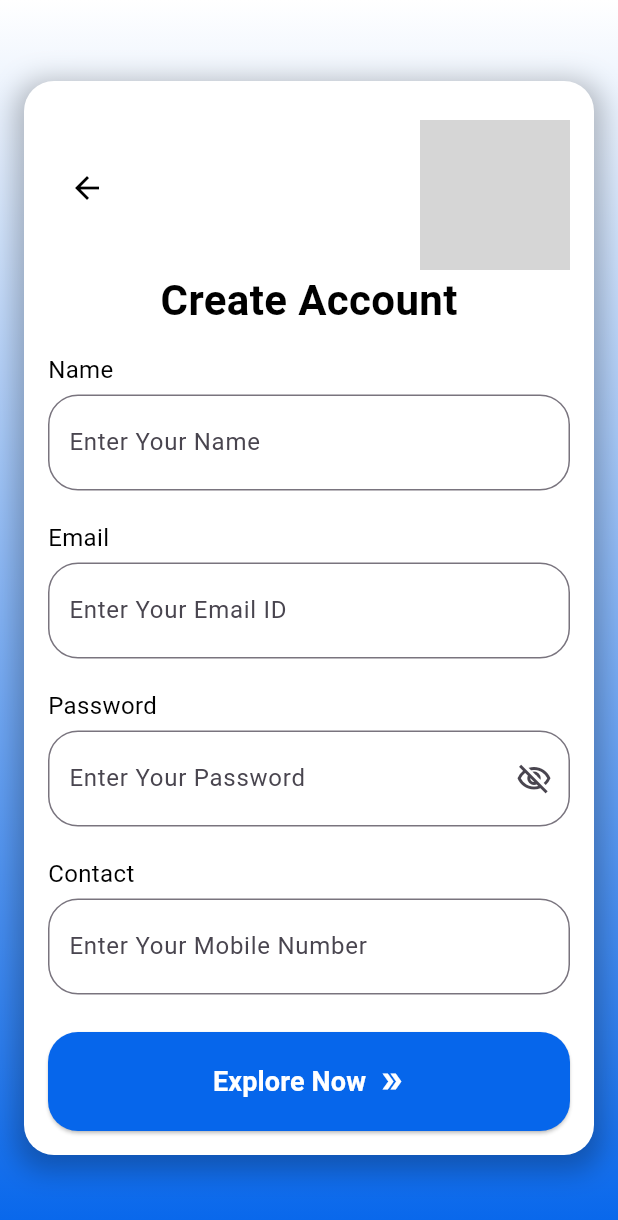
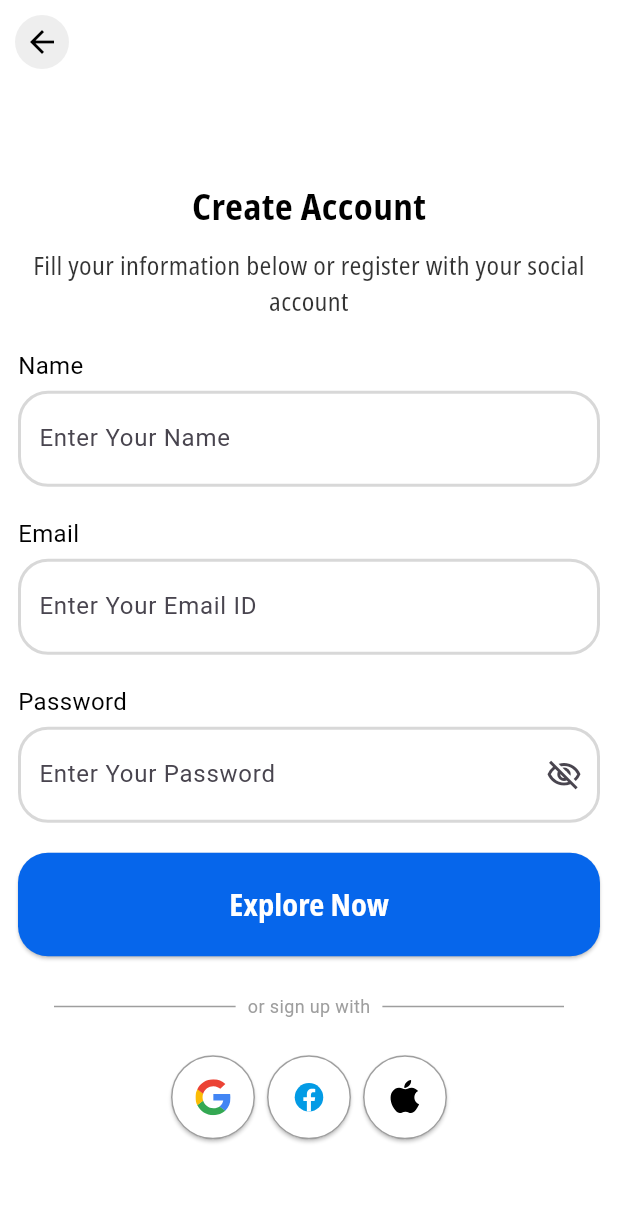
Before and after one commit to Devesh1396/ExpenseApp, a Flutter app: the SignUpUi screen opened directly, on a phone screen of 412 x 824 dp. Shown: the top 1220 px of the screen. Run offline on Flutter 3.47's test engine with Material 3 defaults, Android fonts, the phone set to English and light mode, and no system bars; our stand-ins replace flutter_bloc, flutter_svg, shared_preferences, smooth_page_indicator, sqflite; accounts and stored records are empty; project files that could hold a hidden picture were left out; grey boxes are pictures that could not be loaded.

Commit message:
Bloc-Login-SignUp

```diff
--- a/lib/Onboard_Ui.dart
+++ b/lib/Onboard_Ui.dart
@@ -23,12 +23,12 @@ class _OnboardingUIState extends State<OnboardingUI> {
     {
       'title': 'Take Control of Your Finances',
       'description': 'Track, Manage, and Analyze Your Expenses with Ease and like a Pro',
-      'image': 'assets/images/onboard1.svg',
+      'image': 'assets/images/onboard2.svg',
     },
     {
       'title': 'Your Data is Secure',
       'description': 'Peace of Mind with Secure Data Protection, We Prioritize Your Privacy',
-      'image': 'assets/images/onboard1.svg',
+      'image': 'assets/images/onboard3.svg',
     },
   ];
 
--- a/lib/SignUp_Ui.dart
+++ b/lib/SignUp_Ui.dart
@@ -1,33 +1,47 @@
 import 'package:flutter/material.dart';
+import 'package:flutter_bloc/flutter_bloc.dart';
 import 'package:flutter_svg/flutter_svg.dart';
+import 'HomeUI.dart';
 import 'app_colors.dart';
+import 'bloc/blocmd.dart';
+import 'bloc/events.dart';
+import 'bloc/states.dart';
 import 'customback_button.dart';
 
 
-class SignUpUi extends StatelessWidget {
+class SignUpUi extends StatefulWidget {
+  @override
+  _SignUpState createState() => _SignUpState();
+  }
+
+  class _SignUpState extends State<SignUpUi> {
+
+  TextEditingController unameController = TextEditingController();
+  TextEditingController emailController = TextEditingController();
+  TextEditingController passwordController = TextEditingController();
+
+  void registerUser() {
+    String username = unameController.text;
+    String email = emailController.text;
+    String password = passwordController.text;
+
+    // Dispatch the AddUserEvent to the UserBloc
+    context.read<UserBloc>().add(
+      AddUserEvent(username: username, email: email, password: password),
+    );
+  }
 
   @override
   Widget build(BuildContext context) {
     // TODO: implement build
     return Scaffold(
+      backgroundColor: Colors.white,
+      appBar: AppBar(
+        leading: customBackWidget2(),
+        backgroundColor: Colors.white,
+      ),
       body: Container(
-          decoration: BoxDecoration(
-            gradient: LinearGradient(
-              colors: [
-                AppColors.primaryColor,
-                Colors.white,
-              ],
-              begin: Alignment.bottomCenter,
-              end: Alignment.topCenter,
-              //stops: [0.1, 1],
-            ),
-          ),
-          child:
-          Stack(
-            children: [
-              _registerUI(context),
-            ],
-          )
+        child: _registerUI(context),
       ),
 
     );
@@ -37,39 +51,11 @@ class SignUpUi extends StatelessWidget {
 
     return Center(
       child: Padding(
-        padding: const EdgeInsets.all(16.0),
-        child: Container(
-          padding: const EdgeInsets.all(16.0),
-          decoration: BoxDecoration(
-            color: Colors.white,
-            borderRadius: BorderRadius.circular(20.0),
-            boxShadow: [
-              BoxShadow(
-                color: Colors.black26,
-                blurRadius: 15.0,
-                spreadRadius: 5.0,
-                offset: Offset(0,5),
-              ),
-            ],
-          ),
+        padding: const EdgeInsets.all(12.0),
         child: Column(
           crossAxisAlignment: CrossAxisAlignment.start,
           mainAxisSize: MainAxisSize.min,
           children: [
-              Row(
-                mainAxisAlignment: MainAxisAlignment.spaceBetween,
-                children: [
-                  customBackWidget(),
-                  Padding(
-                    padding: const EdgeInsets.only(top:10.0),
-                    child: SvgPicture.asset(
-                      "assets/images/Logo.svg",
-                      width: 100,
-                      height: 100,
-                    ),
-                  ),
-                ],
-              ),
             Center(
               child: Column(
                 children: [
@@ -77,34 +63,40 @@ class SignUpUi extends StatelessWidget {
                     "Create Account",
                     style: TextStyle(
                       color: Colors.black,
-                        fontSize: 28,
+                      fontSize: 24,
                       fontWeight: FontWeight.bold,
+                      fontFamily: 'customFont',
                     ),
+                  ),
+                  SizedBox(height: 10),
+                  Text(
+                    "Fill your information below or register with your social account",
+                    style: TextStyle(
+                      color: Colors.black.withOpacity(0.8),
+                      fontSize: 17,
+                      fontFamily: 'customFont',
+                    ),
+                    textAlign: TextAlign.center,
                   ),
                 ],
               ),
             ),
-              SizedBox(height: 15),
+            SizedBox(height: 20),
 
             _textfieldLabel(text: "Name"),
             SizedBox(height: 5),
-              _Textfield(text: "Enter Your Name"),
+            _Textfield(controller: unameController, text: "Enter Your Name"),
             SizedBox(height: 20),
 
             _textfieldLabel(text: "Email"),
             SizedBox(height: 5),
-              _Textfield(text: "Enter Your Email ID"),
+            _Textfield(controller: emailController, text: "Enter Your Email ID"),
             SizedBox(height: 20),
 
             _textfieldLabel(text: "Password"),
             SizedBox(height: 5),
-              _Textfield(text: "Enter Your Password", icon: Icons.visibility_off_outlined),
+            _Textfield(controller: passwordController, text: "Enter Your Password", icon: Icons.visibility_off_outlined),
             SizedBox(height: 20),
-
-              _textfieldLabel(text: "Contact"),
-              SizedBox(height: 5),
-              _Textfield(text: "Enter Your Mobile Number", keyboardType: TextInputType.phone),
-              SizedBox(height: 25),
 
             ElevatedButton(
               onPressed: (){
@@ -123,17 +115,43 @@ class SignUpUi extends StatelessWidget {
                     "Explore Now",
                     style: TextStyle(
                       color: Colors.white,
-                        fontSize: 18,
+                      fontSize: 20,
                       fontWeight: FontWeight.bold,
-                      ),
-                    ),
-                    SizedBox(width: 8.0),
-                    Icon(Icons.double_arrow_outlined, color: Colors.white),
-                  ],
+                      fontFamily: 'customFont',
                     ),
                   ),
                 ],
               ),
+            ),
+            SizedBox(height: 1),
+            _dividerText(),
+            _socialIcon(context),
+            BlocListener<UserBloc, UserState>(
+              listener: (context, state) {
+                if (state is UserLoadingState) {
+                } else if (state is UserAddedState) {
+                  ScaffoldMessenger.of(context).showSnackBar(
+                    SnackBar(
+                      content: Text('Registration successful'),
+                      backgroundColor: Colors.green,
+                    ),
+                  );
+                  Navigator.pushReplacement(
+                    context,
+                    MaterialPageRoute(builder: (context) => HomeUI()),
+                  );
+                } else if (state is UserErrorState) {
+                  ScaffoldMessenger.of(context).showSnackBar(
+                    SnackBar(
+                      content: Text(state.message),
+                      backgroundColor: Colors.red,
+                    ),
+                  );
+                }
+              },
+              child: Container(), // Placeholder widget
+            ),
+          ],
         ),
       ),
     );
@@ -152,22 +170,100 @@ class SignUpUi extends StatelessWidget {
   }
 
   Widget _Textfield({
+    required TextEditingController controller,
     required String text,
     TextInputType keyboardType = TextInputType.text,
     IconData? icon,
   }){
     return TextField(
+        controller: controller,
         keyboardType: keyboardType,
         decoration: InputDecoration(
           suffixIcon: Icon(icon),
           hintText: text,
           contentPadding: EdgeInsets.symmetric(horizontal: 10.0, vertical: 20.0),
-          border: OutlineInputBorder(
+          enabledBorder: OutlineInputBorder(
             borderRadius: BorderRadius.circular(20.0),
-            borderSide: BorderSide(color: Colors.grey.withOpacity(0.5), width: 2.0),
+            borderSide: BorderSide(
+              color: Colors.grey.withOpacity(0.4),
+              width: 2,
+            ),
+          ),
+          focusedBorder: OutlineInputBorder(
+            borderRadius: BorderRadius.circular(20.0),
+            borderSide: BorderSide(
+              color: Colors.black.withOpacity(0.5),
+              width: 2,
+            ),
           ),
         )
     );
   }
 
+
+  Widget _dividerText(){
+    return Padding(
+        padding: const EdgeInsets.all(24.0),
+        child: Row(
+          children: [
+            Expanded(
+              child: Divider(
+                color: Colors.grey,
+                thickness:1,
+              ),
+            ),
+            Padding(
+              padding: const EdgeInsets.symmetric(horizontal: 8.0),
+              child: Text(
+                "or sign up with",
+                style: TextStyle(
+                  color: Colors.grey,
+                  fontSize: 12,
+                ),
+              ),
+            ),
+            Expanded(
+              child: Divider(
+                color: Colors.grey,
+                thickness: 1,
+              ),
+            ),
+          ],
+        )
+    );
   }
+
+  Widget _socialIcon(BuildContext context){
+    return Row(
+      mainAxisAlignment: MainAxisAlignment.center,
+      children: [
+        _socialIconCont("assets/images/google.svg", context),
+        _socialIconCont("assets/images/facebook.svg", context),
+        _socialIconCont("assets/images/apple.svg", context),
+      ],
+    );
+  }
+
+  Widget _socialIconCont(String URL, BuildContext context) {
+    return ElevatedButton(
+      onPressed: () {
+        // Add your onPressed logic here
+      },
+      style: ElevatedButton.styleFrom(
+        backgroundColor: Colors.white,
+        shape: CircleBorder(), // Make the button circular
+        side: BorderSide(
+          color: Colors.grey,
+          width: 1,
+        ),
+        padding: EdgeInsets.all(16.0), // Adjust padding for icon inside
+      ),
+      child: SvgPicture.asset(
+        URL,
+        width: 24,
+        height: 24,
+      ),
+    );
+  }
+
+}
--- a/lib/app_colors.dart
+++ b/lib/app_colors.dart
@@ -4,6 +4,7 @@ class AppColors {
 
   static final Color primaryColor = Color(0xff0666EB);
   static final Color secondaryColor = Color(0xffD9D9D9);
+  //static final Color black = Color(0xff919191);
   //static final Color primarytint = Color(0xfffbd9bc);
 
 }
--- a/lib/bloc/events.dart
+++ b/lib/bloc/events.dart
@@ -14,3 +14,12 @@ class FetchUserEvent extends UserEvent {
 
   FetchUserEvent({required this.email, required this.password});
 }
+
+class SaveUserSessionEvent extends UserEvent {
+  final String email;
+
+  SaveUserSessionEvent({required this.email});
+}
+
+// Event to Load User Session
+class LoadUserSessionEvent extends UserEvent {}
--- a/lib/bloc/states.dart
+++ b/lib/bloc/states.dart
@@ -19,3 +19,10 @@ class UserErrorState extends UserState {
 
   UserErrorState(this.message);
 }
+
+//  tate to Indicate User Session Loaded
+class UserSessionLoadedState extends UserState {
+  final User user;
+
+  UserSessionLoadedState(this.user);
+}
--- a/lib/main.dart
+++ b/lib/main.dart
@@ -1,6 +1,9 @@
 import 'package:expense_app/Onboard_Ui.dart';
+import 'package:expense_app/SignIn_Ui.dart';
 import 'package:expense_app/SplashUi.dart';
 import 'package:flutter/material.dart';
+
+import 'SignUp_Ui.dart';
 
 void main() {
   runApp(const MyApp());
@@ -17,7 +20,7 @@ class MyApp extends StatelessWidget {
       theme: ThemeData(
         useMaterial3: true,
       ),
-      home: SplashUI(),
+      home: SignUpUi(),
       debugShowCheckedModeBanner: false,
     );
   }
```
Also changed, not shown: lib/HomeUI.dart (+31 -9 lines), lib/SignIn_Ui.dart (+157 -118 lines), lib/bloc/blocmd.dart (+37 -0 lines), assets/images/apple.svg (added), assets/images/facebook.svg (added), assets/images/onboard2.svg (added), assets/images/onboard3.svg (added). Lines whose indentation alone changed are shown as unchanged.
